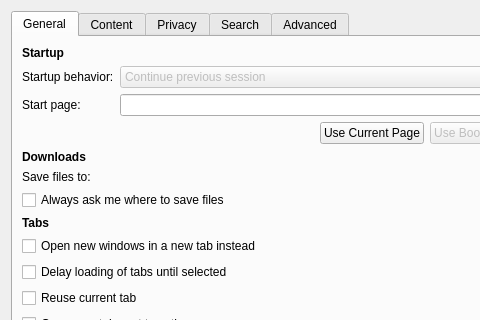
The window that src/ui/PreferencesDialog.ui (OtterBrowser/otter-browser) describes before a commit, drawn with Qt 5; both pictures show x 0 to 480 and y 0 to 320 of the 661 by 583 pixel window.
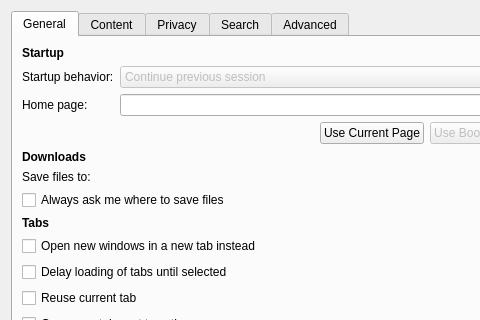
The same window after the commit. Custom widgets are drawn as their Qt base class.

The edit to the form file:
```diff
--- a/src/ui/PreferencesDialog.ui
+++ b/src/ui/PreferencesDialog.ui
@@ -80,7 +80,7 @@
          <item row="1" column="0">
           <widget class="QLabel" name="startPageLabel">
            <property name="text">
-            <string>Start page:</string>
+            <string>Home page:</string>
            </property>
            <property name="buddy">
             <cstring>startPageLineEdit</cstring>
```
Left out of the diff: 23 changed lines with no effect on the pictures.
